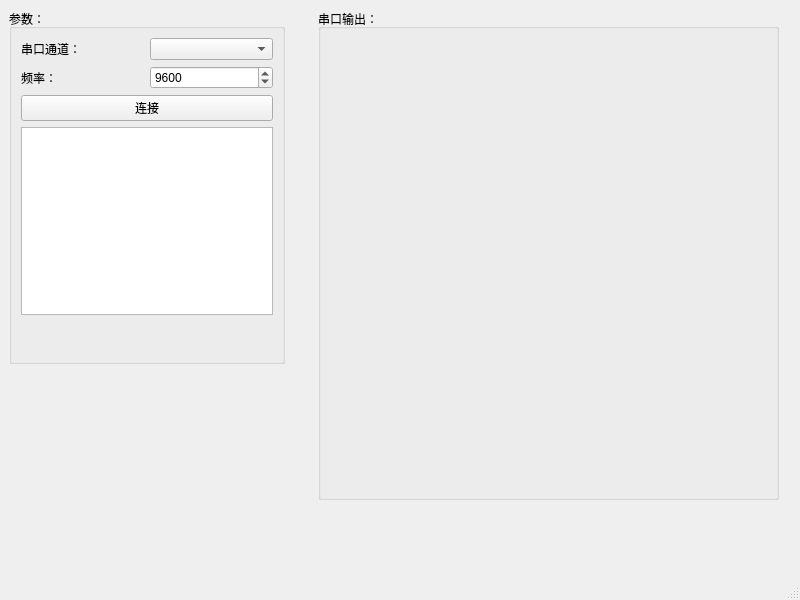
Before: the Qt Designer form Apps/Qt5DemoApp/MainWindow.ui in gukazma/ArduinoQt, drawn with Qt 5.
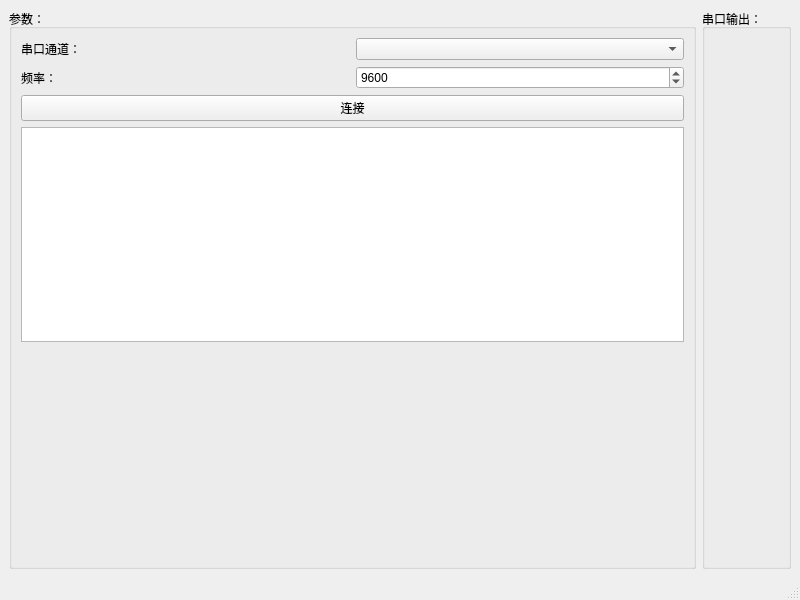
After: the same form once the commit is applied.

Diff of the .ui file:
```diff
--- a/Apps/Qt5DemoApp/MainWindow.ui
+++ b/Apps/Qt5DemoApp/MainWindow.ui
@@ -14,15 +14,9 @@
    <string>MainWindow</string>
   </property>
   <widget class="QWidget" name="centralwidget">
+   <layout class="QHBoxLayout" name="horizontalLayout_3">
+    <item>
    <widget class="QGroupBox" name="groupBox">
-    <property name="geometry">
-     <rect>
-      <x>9</x>
-      <y>9</y>
-      <width>276</width>
-      <height>355</height>
-     </rect>
-    </property>
     <property name="title">
      <string>参数：</string>
     </property>
@@ -91,20 +85,16 @@
      </item>
     </layout>
    </widget>
+    </item>
+    <item>
    <widget class="QGroupBox" name="groupBox_view">
-    <property name="geometry">
-     <rect>
-      <x>318</x>
-      <y>9</y>
-      <width>461</width>
-      <height>491</height>
-     </rect>
-    </property>
     <property name="title">
      <string>串口输出：</string>
     </property>
     <layout class="QHBoxLayout" name="horizontalLayout_4"/>
    </widget>
+    </item>
+   </layout>
   </widget>
   <widget class="QMenuBar" name="menubar">
    <property name="geometry">
```
Lines whose indentation alone changed are shown as unchanged.
